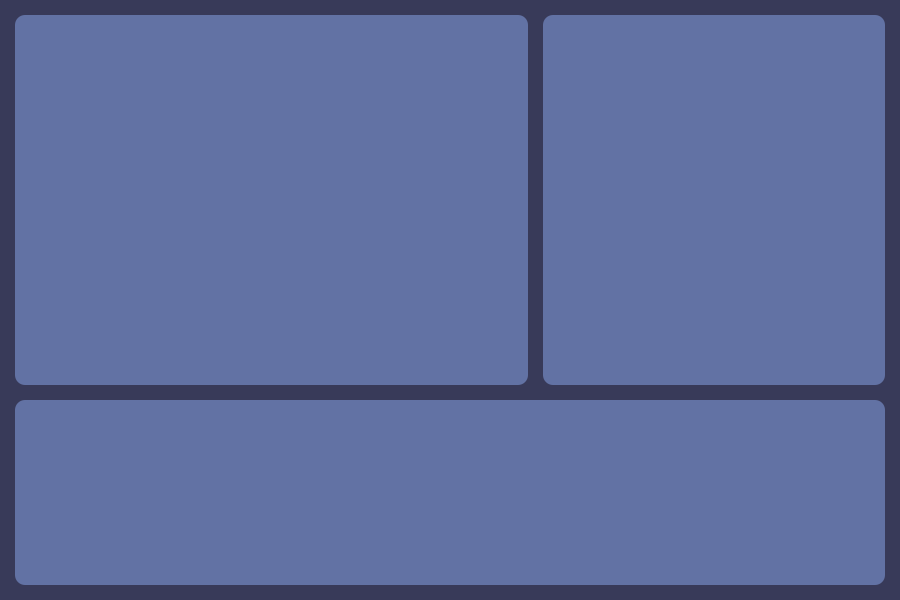
Qt form GUI/main.ui (arya-jadhav/dronedance) before a commit.
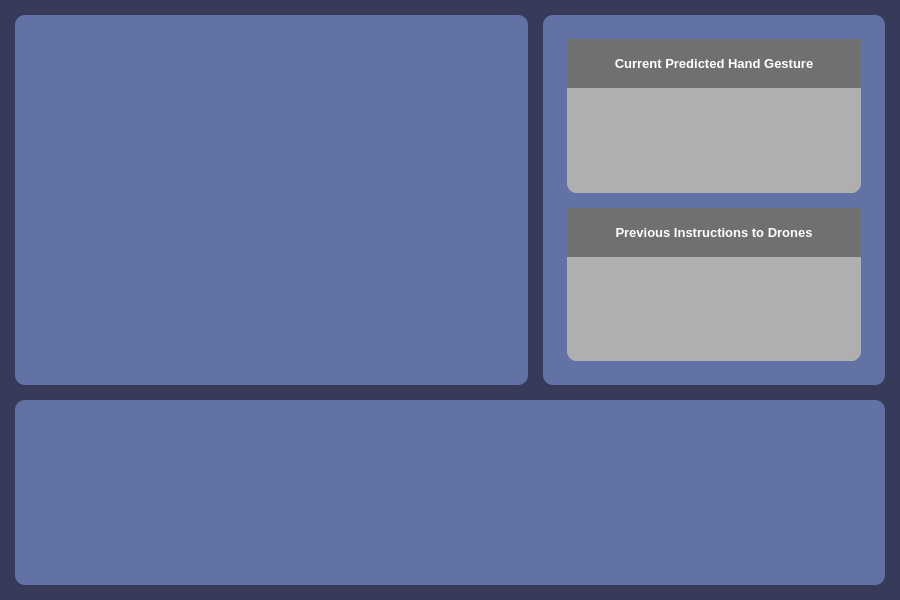
The same form after that commit. The open tabs and pages were chosen to show the change.

Commit message: modified GUI to incorporate gesture prediction

Patch:
```diff
--- a/GUI/main.ui
+++ b/GUI/main.ui
@@ -173,6 +173,236 @@
             <property name="frameShadow">
              <enum>QFrame::Raised</enum>
             </property>
+            <layout class="QVBoxLayout" name="verticalLayout_3">
+             <item>
+              <layout class="QVBoxLayout" name="verticalLayout_info_2" stretch="1,1">
+               <property name="spacing">
+                <number>15</number>
+               </property>
+               <property name="leftMargin">
+                <number>15</number>
+               </property>
+               <property name="topMargin">
+                <number>15</number>
+               </property>
+               <property name="rightMargin">
+                <number>15</number>
+               </property>
+               <property name="bottomMargin">
+                <number>15</number>
+               </property>
+               <item>
+                <widget class="QFrame" name="frame_handGesture">
+                 <property name="styleSheet">
+                  <string notr="true">background-color: rgb(175, 175, 175);
+border-color: rgb(0, 0, 0);</string>
+                 </property>
+                 <property name="frameShape">
+                  <enum>QFrame::StyledPanel</enum>
+                 </property>
+                 <property name="frameShadow">
+                  <enum>QFrame::Raised</enum>
+                 </property>
+                 <layout class="QVBoxLayout" name="verticalLayout_5">
+                  <property name="leftMargin">
+                   <number>0</number>
+                  </property>
+                  <property name="topMargin">
+                   <number>0</number>
+                  </property>
+                  <property name="rightMargin">
+                   <number>0</number>
+                  </property>
+                  <property name="bottomMargin">
+                   <number>0</number>
+                  </property>
+                  <item>
+                   <layout class="QVBoxLayout" name="verticalLayout_info_3" stretch="1,2">
+                    <property name="sizeConstraint">
+                     <enum>QLayout::SetFixedSize</enum>
+                    </property>
+                    <item>
+                     <widget class="QFrame" name="frame_handGesture_top">
+                      <property name="styleSheet">
+                       <string notr="true">background-color: rgb(112, 112, 112);
+border-radius: 0px;</string>
+                      </property>
+                      <property name="frameShape">
+                       <enum>QFrame::StyledPanel</enum>
+                      </property>
+                      <property name="frameShadow">
+                       <enum>QFrame::Raised</enum>
+                      </property>
+                      <layout class="QGridLayout" name="gridLayout_3">
+                       <item row="0" column="0">
+                        <widget class="QLabel" name="label_handGesture_title">
+                         <property name="font">
+                          <font>
+                           <family>Segoe UI</family>
+                           <pointsize>10</pointsize>
+                           <weight>75</weight>
+                           <bold>true</bold>
+                          </font>
+                         </property>
+                         <property name="text">
+                          <string>Current Predicted Hand Gesture</string>
+                         </property>
+                         <property name="alignment">
+                          <set>Qt::AlignCenter</set>
+                         </property>
+                        </widget>
+                       </item>
+                      </layout>
+                     </widget>
+                    </item>
+                    <item>
+                     <widget class="QFrame" name="frame_handGesture_bottom">
+                      <property name="styleSheet">
+                       <string notr="true">border-width : 10px 1px 10px 1px;</string>
+                      </property>
+                      <property name="frameShape">
+                       <enum>QFrame::StyledPanel</enum>
+                      </property>
+                      <property name="frameShadow">
+                       <enum>QFrame::Raised</enum>
+                      </property>
+                      <layout class="QGridLayout" name="gridLayout_4">
+                       <item row="0" column="0">
+                        <widget class="QLabel" name="label_handGesture_prediction">
+                         <property name="font">
+                          <font>
+                           <family>Arial</family>
+                           <pointsize>20</pointsize>
+                           <weight>75</weight>
+                           <bold>true</bold>
+                          </font>
+                         </property>
+                         <property name="styleSheet">
+                          <string notr="true">color: rgb(0, 0, 0);</string>
+                         </property>
+                         <property name="text">
+                          <string/>
+                         </property>
+                         <property name="alignment">
+                          <set>Qt::AlignCenter</set>
+                         </property>
+                        </widget>
+                       </item>
+                      </layout>
+                     </widget>
+                    </item>
+                   </layout>
+                  </item>
+                 </layout>
+                </widget>
+               </item>
+               <item>
+                <widget class="QFrame" name="frame_prevInstructionsToDrones">
+                 <property name="styleSheet">
+                  <string notr="true">background-color: rgb(175, 175, 175);</string>
+                 </property>
+                 <property name="frameShape">
+                  <enum>QFrame::StyledPanel</enum>
+                 </property>
+                 <property name="frameShadow">
+                  <enum>QFrame::Raised</enum>
+                 </property>
+                 <layout class="QVBoxLayout" name="verticalLayout_8">
+                  <property name="leftMargin">
+                   <number>0</number>
+                  </property>
+                  <property name="topMargin">
+                   <number>0</number>
+                  </property>
+                  <property name="rightMargin">
+                   <number>0</number>
+                  </property>
+                  <property name="bottomMargin">
+                   <number>0</number>
+                  </property>
+                  <item>
+                   <layout class="QVBoxLayout" name="verticalLayout_info_4" stretch="1,2">
+                    <property name="sizeConstraint">
+                     <enum>QLayout::SetFixedSize</enum>
+                    </property>
+                    <item>
+                     <widget class="QFrame" name="frame_prevInstructionsToDrones_top">
+                      <property name="styleSheet">
+                       <string notr="true">background-color: rgb(112, 112, 112);
+border-radius: 0px;</string>
+                      </property>
+                      <property name="frameShape">
+                       <enum>QFrame::StyledPanel</enum>
+                      </property>
+                      <property name="frameShadow">
+                       <enum>QFrame::Raised</enum>
+                      </property>
+                      <layout class="QGridLayout" name="gridLayout_5">
+                       <item row="0" column="0">
+                        <widget class="QLabel" name="label_prevInstructionsToDrones_title">
+                         <property name="font">
+                          <font>
+                           <family>Segoe UI</family>
+                           <pointsize>10</pointsize>
+                           <weight>75</weight>
+                           <bold>true</bold>
+                          </font>
+                         </property>
+                         <property name="text">
+                          <string>Previous Instructions to Drones</string>
+                         </property>
+                         <property name="alignment">
+                          <set>Qt::AlignCenter</set>
+                         </property>
+                        </widget>
+                       </item>
+                      </layout>
+                     </widget>
+                    </item>
+                    <item>
+                     <widget class="QFrame" name="frame_prevInstructionsToDrones_bottom">
+                      <property name="styleSheet">
+                       <string notr="true">border-width : 10px 1px 10px 1px;</string>
+                      </property>
+                      <property name="frameShape">
+                       <enum>QFrame::StyledPanel</enum>
+                      </property>
+                      <property name="frameShadow">
+                       <enum>QFrame::Raised</enum>
+                      </property>
+                      <layout class="QGridLayout" name="gridLayout_6">
+                       <item row="0" column="0">
+                        <widget class="QLabel" name="label_prevInstructionsToDrones_instructions">
+                         <property name="font">
+                          <font>
+                           <family>Segoe UI</family>
+                           <pointsize>12</pointsize>
+                           <weight>75</weight>
+                           <bold>true</bold>
+                          </font>
+                         </property>
+                         <property name="styleSheet">
+                          <string notr="true">color: rgb(0, 0, 0);</string>
+                         </property>
+                         <property name="text">
+                          <string/>
+                         </property>
+                         <property name="alignment">
+                          <set>Qt::AlignCenter</set>
+                         </property>
+                        </widget>
+                       </item>
+                      </layout>
+                     </widget>
+                    </item>
+                   </layout>
+                  </item>
+                 </layout>
+                </widget>
+               </item>
+              </layout>
+             </item>
+            </layout>
            </widget>
           </item>
          </layout>
```
Left out of the diff: 6 changed lines with no effect on the pictures. The commit also changes 2 other files.
